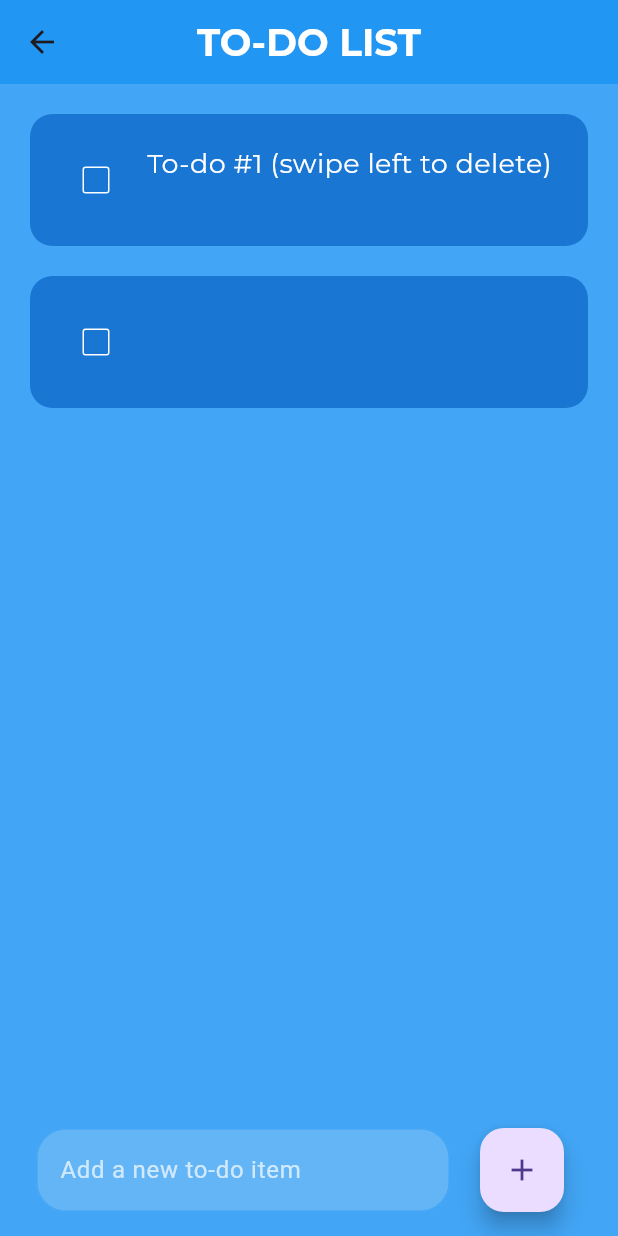
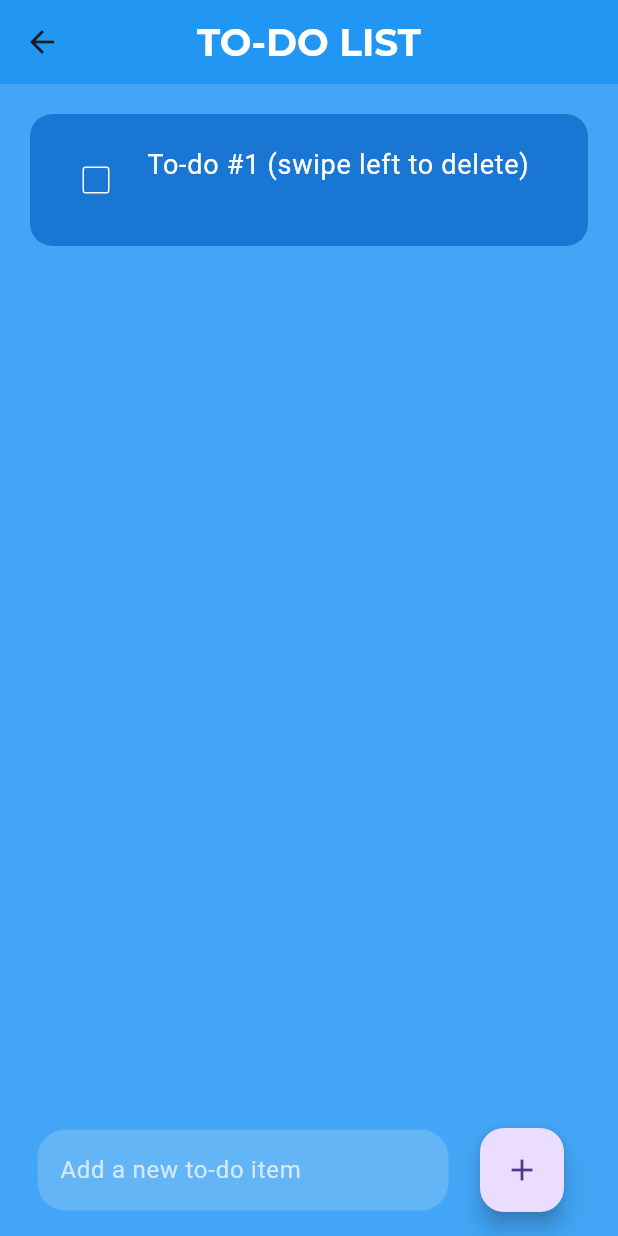
Before and after one commit to insaflashari/StudyBudy, a Flutter app: the TodoScreen screen opened directly, after a tap on the "add" icon, on a phone screen of 412 x 824 dp. Run offline on Flutter 3.47's test engine with Material 3 defaults, Android fonts, the phone set to English and light mode, and no system bars; drawn by our look-alikes of flutter_slidable; our stand-ins replace audioplayers, google_fonts, shared_preferences; accounts and stored records are empty.

Commit message:
Final Edits made, App completed

```diff
--- a/lib/todolist.dart
+++ b/lib/todolist.dart
@@ -1,5 +1,4 @@
 import 'package:flutter/material.dart';
-import 'package:studybuddy/utils.dart';
 import 'package:flutter_slidable/flutter_slidable.dart';
 
 class TodoList extends StatelessWidget {
@@ -19,12 +18,7 @@ class TodoList extends StatelessWidget {
   @override
   Widget build(BuildContext context) {
     return Padding(
-      padding: const EdgeInsets.only(
-        top: 20,
-        left: 20,
-        right: 20,
-        bottom: 0,
-      ),
+      padding: const EdgeInsets.only(top: 20, left: 20, right: 20, bottom: 0),
       child: Slidable(
         key: ValueKey(taskName),
         endActionPane: ActionPane(
@@ -47,7 +41,7 @@ class TodoList extends StatelessWidget {
             borderRadius: BorderRadius.circular(15),
           ),
           child: Row(
-            crossAxisAlignment: CrossAxisAlignment.start, // align checkbox top
+            crossAxisAlignment: CrossAxisAlignment.start,
             children: [
               Checkbox(
                 value: taskCompleted,
@@ -57,20 +51,20 @@ class TodoList extends StatelessWidget {
                 side: const BorderSide(color: Colors.white),
               ),
               const SizedBox(width: 10),
-              Expanded(  // ← make text take remaining space and wrap
+              Expanded(
                 child: Text(
                   taskName,
-                  style: textStyleDecorated(
-                    18,
-                    color: Colors.white,
-                    decoration: taskCompleted
-                        ? TextDecoration.lineThrough
-                        : TextDecoration.none,
-                    decorationColor: Colors.blue.shade700,
-                    decorationThickness: 2.0,
-                  ),
-                  softWrap: true,          // allow wrapping
-                  overflow: TextOverflow.visible, // show all text
+                  style: Theme.of(context).textTheme.bodyLarge?.copyWith(
+                        color: Colors.white,
+                        decoration: taskCompleted
+                            ? TextDecoration.lineThrough
+                            : TextDecoration.none,
+                        decorationColor: Colors.red,
+                        decorationThickness: 3.0,
+                        fontSize: 18,
+                      ),
+                  softWrap: true,
+                  overflow: TextOverflow.visible,
                 ),
               ),
             ],
--- a/lib/todoscreen.dart
+++ b/lib/todoscreen.dart
@@ -1,6 +1,8 @@
 import 'package:flutter/material.dart';
-import 'package:studybuddy/todolist.dart'; // updated import
-import 'utils.dart';
+import 'package:studybuddy/todolist.dart';
+import 'package:studybuddy/utils.dart';
+import 'package:shared_preferences/shared_preferences.dart';
+import 'dart:convert';
 
 class TodoScreen extends StatefulWidget {
   const TodoScreen({super.key});
@@ -11,27 +13,61 @@ class TodoScreen extends StatefulWidget {
 
 class _TodoScreenState extends State<TodoScreen> {
   final _controller = TextEditingController();
-  final List<List<Object>> toDoList = [
-    ['To-do #1 (swipe left to delete)', false],
-  ];
+  List<Map<String, dynamic>> toDoList = [];
 
-  void checkBoxChanged(int index) {
-    setState(() {
-      toDoList[index][1] = !(toDoList[index][1] as bool);
-    });
+  @override
+  void initState() {
+    super.initState();
+    loadTasks(); // load saved tasks when app starts
   }
 
-  void saveNewTask() {
+  // Save tasks to SharedPreferences
+  Future<void> saveTasks() async {
+    final prefs = await SharedPreferences.getInstance();
+    await prefs.setString('todo_list', jsonEncode(toDoList));
+  }
+
+  // Load tasks from SharedPreferences
+  Future<void> loadTasks() async {
+    final prefs = await SharedPreferences.getInstance();
+    String? encoded = prefs.getString('todo_list');
+    if (encoded != null) {
+      List<dynamic> decoded = jsonDecode(encoded);
+      setState(() {
+        toDoList = decoded.cast<Map<String, dynamic>>();
+      });
+    } else {
+      // First launch: show default example task
+      setState(() {
+        toDoList = [
+          {'name': 'To-do #1 (swipe left to delete)', 'completed': false},
+        ];
+      });
+      await saveTasks(); // save default task for next launches
+    }
+  }
+
+  void checkBoxChanged(int index) async {
     setState(() {
-      toDoList.add([_controller.text, false]);
+      toDoList[index]['completed'] = !(toDoList[index]['completed'] as bool);
+    });
+    await saveTasks();
+  }
+
+  void saveNewTask() async {
+    if (_controller.text.isEmpty) return;
+    setState(() {
+      toDoList.add({'name': _controller.text, 'completed': false});
       _controller.clear();
     });
+    await saveTasks();
   }
 
-  void deleteTask(int index) {
+  void deleteTask(int index) async {
     setState(() {
       toDoList.removeAt(index);
     });
+    await saveTasks();
   }
 
   @override
@@ -41,21 +77,17 @@ class _TodoScreenState extends State<TodoScreen> {
       appBar: AppBar(
         title: Text(
           "TO-DO LIST",
-          style: textStyle(
-            25,
-            Colors.white,
-            FontWeight.w700,
-          ),
+          style: textStyle(25, Colors.white, FontWeight.w700),
         ),
-        backgroundColor: Colors.blue, // AppBar background
+        backgroundColor: Colors.blue,
         centerTitle: true,
       ),
       body: ListView.builder(
         itemCount: toDoList.length,
         itemBuilder: (BuildContext context, int index) {
           return TodoList(
-            taskName: toDoList[index][0] as String,
-            taskCompleted: toDoList[index][1] as bool,
+            taskName: toDoList[index]['name'] as String,
+            taskCompleted: toDoList[index]['completed'] as bool,
             onChanged: (value) => checkBoxChanged(index),
             deleteFunction: (context) => deleteTask(index),
           );
@@ -72,19 +104,15 @@ class _TodoScreenState extends State<TodoScreen> {
                   controller: _controller,
                   decoration: InputDecoration(
                     hintText: 'Add a new to-do item',
-                    hintStyle: TextStyle(color: Colors.white70,),
+                    hintStyle: TextStyle(color: Colors.white70),
                     filled: true,
                     fillColor: Colors.blue.shade300,
                     enabledBorder: OutlineInputBorder(
-                      borderSide: BorderSide(
-                        color: Colors.blue.shade400,
-                      ),
+                      borderSide: BorderSide(color: Colors.blue.shade400),
                       borderRadius: BorderRadius.circular(20),
                     ),
                     focusedBorder: OutlineInputBorder(
-                      borderSide: BorderSide(
-                        color: Colors.blue,
-                      ),
+                      borderSide: BorderSide(color: Colors.blue),
                       borderRadius: BorderRadius.circular(15),
                     ),
                   ),
--- a/lib/utils.dart
+++ b/lib/utils.dart
@@ -31,7 +31,6 @@ TextStyle textStyleDecorated(
 
 
 List selectableTimes = [
-  "0",
   "300",
   "600",
   "900",
@@ -42,7 +41,8 @@ List selectableTimes = [
   "2400",
   "2700",
   "3000",
-  "3300"
+  "3300",
+  "3600"
 ];
 
 Color renderColor(String currentState){
--- a/pubspec.yaml
+++ b/pubspec.yaml
@@ -40,12 +40,15 @@ dependencies:
   cupertino_icons: ^1.0.8
   flutter_slidable: ^3.1.0
   flutter_launcher_icons: ^0.14.4
+  shared_preferences: ^2.1.0
 
 flutter_launcher_icons:
     android: true
     ios: true
     image_path: "assets/icon.png"
     remove_alpha_ios: true
+    adaptive_icon_background: "#FFFFFF" # or a color, or a full background image
+    adaptive_icon_foreground: "assets/icon.png" # main foreground
 
 dev_dependencies:
   flutter_test:
```
Also changed, not shown: lib/widgets/timeoptions.dart (+23 -10 lines), assets/icon.png, flutter_01.png (deleted), pubspec.lock, 34 other files.
